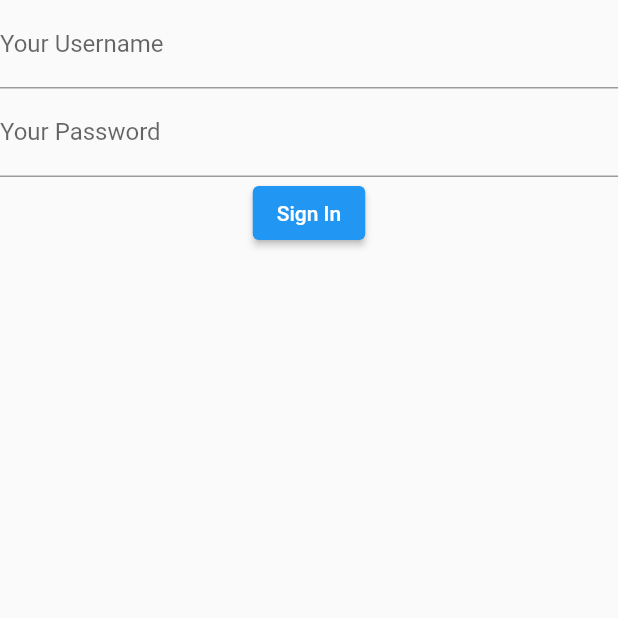
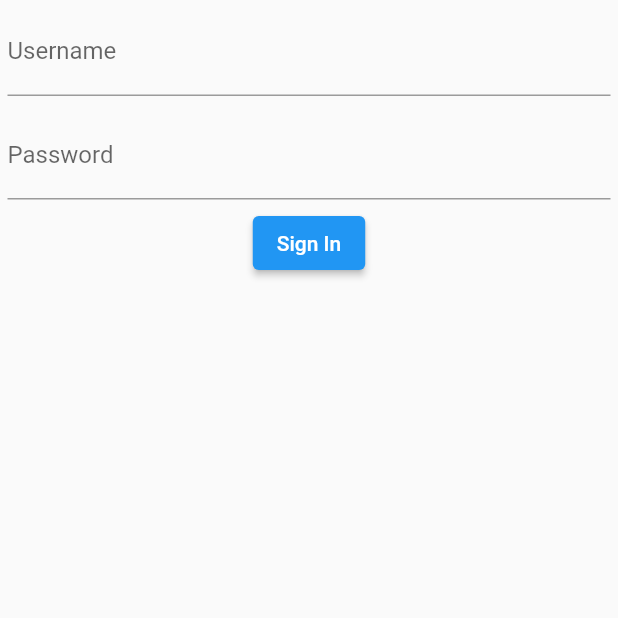
Before and after one commit to arsa-dg/siy, a Flutter app: the screen it shows after launch, after a tap on "Login", on a phone screen of 412 x 824 dp, the top half of it. Run offline on Flutter 3.47's test engine with Material 2 defaults, Android fonts, the phone set to English and light mode, and no system bars.

Commit message:
implemented login based on accounts

```diff
--- a/lib/login_screen.dart
+++ b/lib/login_screen.dart
@@ -1,5 +1,6 @@
 import 'package:flutter/material.dart';
 import 'package:siy/main_screen.dart';
+import 'package:siy/model/account.dart';
 
 class LoginScreen extends StatelessWidget {
   @override
@@ -16,19 +17,57 @@ class LoginScreen extends StatelessWidget {
   }
 }
 
-class LoginMobile extends StatelessWidget {
+class LoginMobile extends StatefulWidget {
+  LoginMobileState createState() => LoginMobileState();
+}
+
+class LoginMobileState extends State<LoginMobile> {
+  final unamecontroller = TextEditingController();
+  final passcontroller = TextEditingController();
+
   @override
   Widget build(BuildContext context) {
     return Scaffold(
       body: Column(
         children: <Widget>[
-          Username(''),
-          Password(''),
+          Container(
+            padding: EdgeInsets.all(5),
+            child: TextField(
+              controller: unamecontroller,
+              decoration: InputDecoration(
+                hintText: 'kakek salto',
+                labelText: 'Username'
+              ),
+            )
+          ),
+          Container(
+            padding: EdgeInsets.all(5),
+            child: TextField(
+              controller: passcontroller,
+              obscureText: true,
+              decoration: InputDecoration(
+                hintText: '********',
+                labelText: 'Password'
+              ),
+            )
+          ),
           ElevatedButton(
             child: Text('Sign In'),
             onPressed: () {
-              Navigator.push(context,
-                  MaterialPageRoute(builder: (context) => MainScreen(0)));
+              var i = accounts.indexWhere((element) => element.username == unamecontroller.text);
+              if (i != -1 && passcontroller.text == accounts[i].password){
+                Navigator.push(context,
+                  MaterialPageRoute(builder: (context) => MainScreen(i)));
+              } else {
+                showDialog(
+                  context: context,
+                  builder: (context) {
+                    return AlertDialog(
+                      content: Text('Username/Password salah'),
+                    );
+                  }
+                );
+              }
             },
           ),
         ],
@@ -36,50 +75,3 @@ class LoginMobile extends StatelessWidget {
     );
   }
 }
-
-class Username extends StatefulWidget {
-  final String username;
-
-  Username(this.username);
-
-  @override
-  _UsernameState createState() => _UsernameState();
-}
-
-class _UsernameState extends State<Username> {
-  TextEditingController _controller = TextEditingController();
-
-  Widget build(BuildContext context) {
-    return TextField(
-      controller: _controller,
-      decoration: InputDecoration(
-        hintText: '165xxxxx',
-        labelText: 'Your Username',
-      ),
-    );
-  }
-}
-
-class Password extends StatefulWidget {
-  final String password;
-
-  Password(this.password);
-
-  @override
-  _PasswordState createState() => _PasswordState();
-}
-
-class _PasswordState extends State<Password> {
-  TextEditingController _controller = TextEditingController();
-
-  Widget build(BuildContext context) {
-    return TextField(
-      obscureText: true,
-      controller: _controller,
-      decoration: InputDecoration(
-        hintText: '*********',
-        labelText: 'Your Password',
-      ),
-    );
-  }
-}
```
